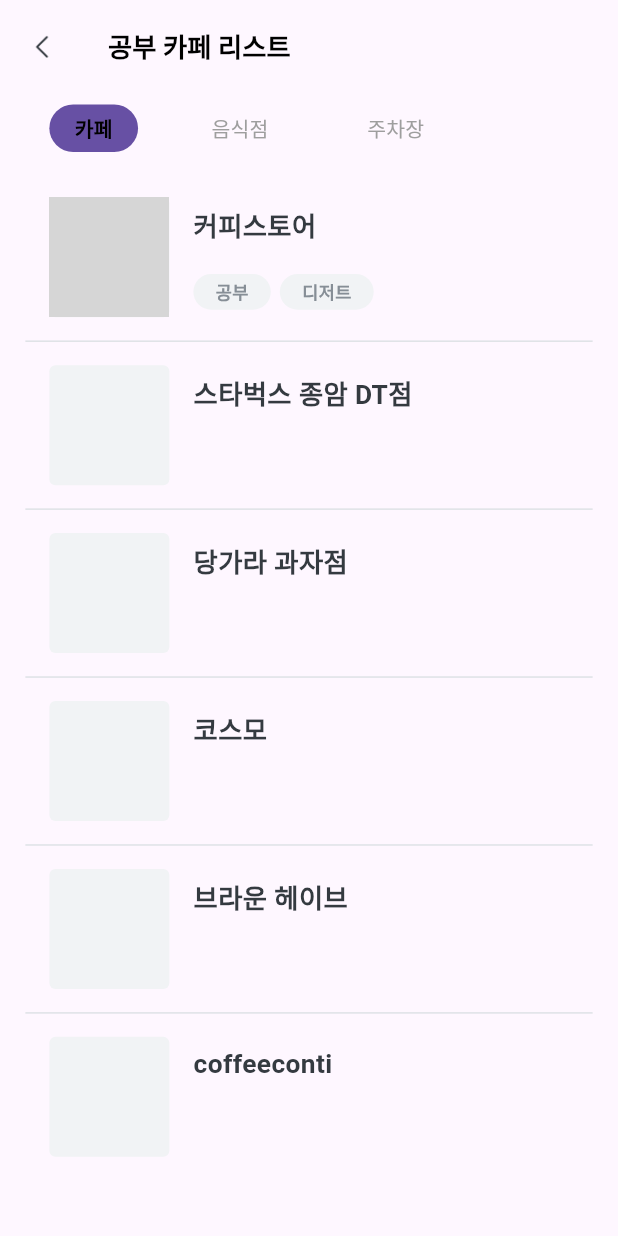
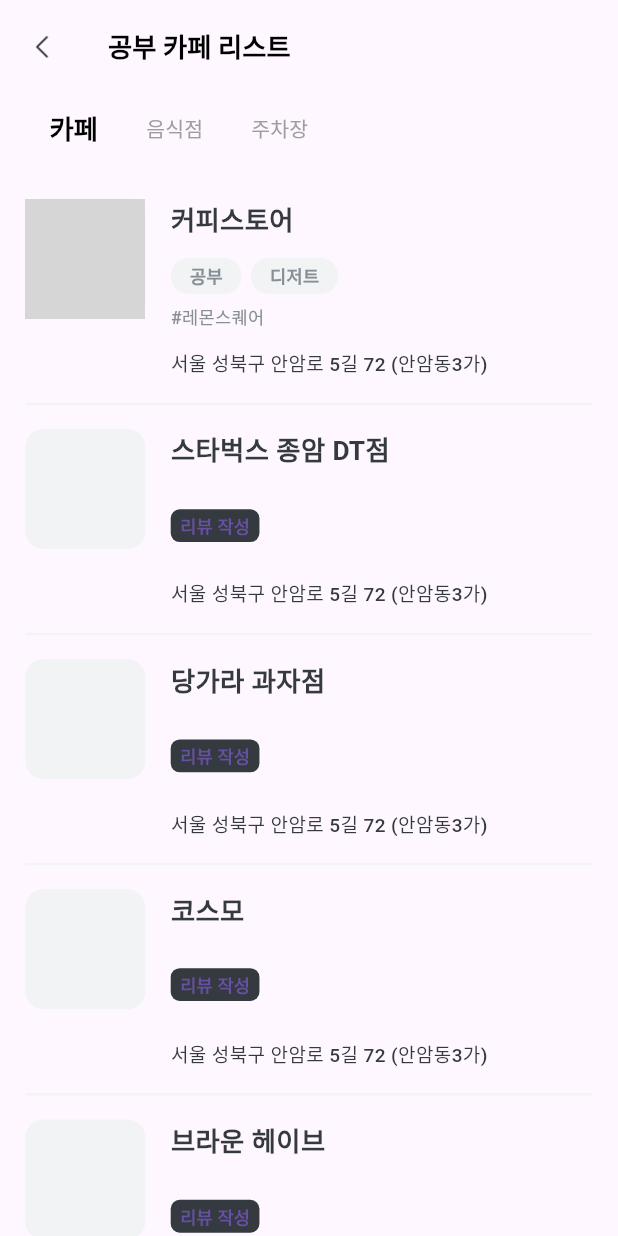
Before and after one commit to irismake/CoffeConti, a Flutter app: the BookmarkPage screen opened directly, after a tap on "공부 카페 리스트", on a phone screen of 412 x 824 dp. Run offline on Flutter 3.47's test engine with Material 3 defaults, Android fonts, the phone set to English and light mode, and no system bars; our stand-ins replace flutter_screenutil, flutter_svg, geolocator, permission_handler; missing offline and left inert: flutter_naver_map; Roboto replaces fonts that are missing (Pretendard); grey boxes are pictures that could not be loaded.

Commit message:
fix : Fix bookmark lists UI/UX

```diff
--- a/lib/components/ui/keyword.dart
+++ b/lib/components/ui/keyword.dart
@@ -1,9 +1,9 @@
 import 'package:flutter/material.dart';
 import 'package:flutter_screenutil/flutter_screenutil.dart';
 
-class KeyWord extends StatelessWidget {
-  final String keyWordName;
-  const KeyWord({super.key, required this.keyWordName});
+class Keyword extends StatelessWidget {
+  final String keywordName;
+  const Keyword({super.key, required this.keywordName});
 
   @override
   Widget build(BuildContext context) {
@@ -15,9 +15,9 @@ class KeyWord extends StatelessWidget {
         ),
       ),
       child: Padding(
-        padding: EdgeInsets.symmetric(horizontal: 14.0.w, vertical: 3.0.h),
+        padding: EdgeInsets.symmetric(horizontal: 12.0.w, vertical: 3.0.h),
         child: Text(
-          keyWordName,
+          keywordName,
           style: TextStyle(
             color: Color(0xFF868E96),
             fontSize: 12.0.sp,
--- a/lib/screen/tabs/bookmark_page.dart
+++ b/lib/screen/tabs/bookmark_page.dart
@@ -19,17 +19,17 @@ class BookmarkPage extends StatelessWidget {
     ];
     return Scaffold(
       body: Padding(
-        padding: EdgeInsets.symmetric(horizontal: 18.0.w),
+        padding: EdgeInsets.symmetric(horizontal: 16.0.w),
         child: Column(
           mainAxisAlignment: MainAxisAlignment.start,
           children: [
             SizedBox(
-              height: ViewPaddingTopSize(context),
+              height: ViewPaddingTopSize(context) + 10.0.h,
             ),
             Padding(
               padding: EdgeInsets.symmetric(
                 horizontal: 10.0.w,
-                vertical: 6.0.h,
+                vertical: 10.0.h,
               ),
               child: Row(
                 mainAxisAlignment: MainAxisAlignment.spaceBetween,
--- a/lib/widgets/bookmark_list.dart
+++ b/lib/widgets/bookmark_list.dart
@@ -29,8 +29,7 @@ class BookmarkList extends StatelessWidget {
         itemCount: _placeName.length,
         itemBuilder: (context, index) {
           return Padding(
-            padding:
-                const EdgeInsets.symmetric(horizontal: 16.0, vertical: 10.0),
+            padding: const EdgeInsets.symmetric(vertical: 16.0),
             child: SearchItemWidget(
               searchText: '${_placeName[index]}',
               index: index,
@@ -38,10 +37,10 @@ class BookmarkList extends StatelessWidget {
           );
         },
         separatorBuilder: (BuildContext context, int index) {
-          return Divider(
-            color: Color(0xffDEE2E6),
-            thickness: 1,
-            height: 2.0.h,
+          return Container(
+            color: Color(0xffF1F3F5),
+            // thickness: 9,
+            height: 1.5.h,
           );
         },
       ),
@@ -57,12 +56,9 @@ class SearchItemWidget extends StatelessWidget {
 
   @override
   Widget build(BuildContext context) {
-    return Container(
-      width: double.infinity,
-      height: 90.0,
-      child: Row(
+    return Row(
       mainAxisAlignment: MainAxisAlignment.start,
-        crossAxisAlignment: CrossAxisAlignment.center,
+      crossAxisAlignment: CrossAxisAlignment.start,
       children: [
         Container(
           width: 80.0,
@@ -70,14 +66,12 @@ class SearchItemWidget extends StatelessWidget {
           decoration: ShapeDecoration(
             color: Color(0xffF1F3F5),
             shape: RoundedRectangleBorder(
-                borderRadius: BorderRadius.circular(4),
+              borderRadius: BorderRadius.circular(12),
             ),
           ),
           child: index == 0
               ? ClipRRect(
-                    borderRadius: BorderRadius.circular(
-                        4), // RoundedRectangleBorder와 같은 반경 사용
-
+                  borderRadius: BorderRadius.circular(12),
                   child: Image.asset(
                     'assets/images/IMG_4498.png',
                     fit: BoxFit.cover,
@@ -85,8 +79,12 @@ class SearchItemWidget extends StatelessWidget {
                 )
               : SizedBox.shrink(),
         ),
-          Padding(
-            padding: EdgeInsets.only(top: 10.0, bottom: 10.0, left: 16.0),
+        SizedBox(
+          height: 120.0,
+          child: Padding(
+            padding: EdgeInsets.symmetric(
+              horizontal: 16.0.w,
+            ),
             child: Column(
               mainAxisAlignment: MainAxisAlignment.spaceBetween,
               crossAxisAlignment: CrossAxisAlignment.start,
@@ -104,26 +102,74 @@ class SearchItemWidget extends StatelessWidget {
                   maxLines: 2,
                 ),
                 SizedBox(
-                  height: 8.0,
+                  height: 4.0,
                 ),
                 index == 0
-                    ? Row(
+                    ? Column(
+                        crossAxisAlignment: CrossAxisAlignment.start,
                         children: [
-                          KeyWord(keyWordName: '공부'),
+                          Row(
+                            children: [
+                              Keyword(keywordName: '공부'),
                               SizedBox(width: 6.0),
-                          KeyWord(keyWordName: '디저트'),
+                              Keyword(keywordName: '디저트'),
+                            ],
+                          ),
+                          SizedBox(
+                            height: 6,
+                          ),
+                          Text(
+                            '#레몬스퀘어',
+                            style: TextStyle(
+                              color: Color(0xFF868E96),
+                              fontSize: 12.sp,
+                              fontFamily: 'Pretendard',
+                              fontWeight: FontWeight.w500,
+                              height: 1.5,
+                            ),
+                          ),
                         ],
                       )
-                    : SizedBox.shrink(),
+                    : TextButton(
+                        onPressed: () {},
+                        style: TextButton.styleFrom(
+                          backgroundColor: Color(0xFF343A40),
+                          shape: RoundedRectangleBorder(
+                            borderRadius: BorderRadius.circular(6.0),
+                          ),
+                          padding: EdgeInsets.symmetric(
+                              vertical: 2.0.h, horizontal: 6.0.w),
+                          minimumSize: Size.zero,
+                          tapTargetSize: MaterialTapTargetSize.shrinkWrap,
+                        ),
+                        child: Text(
+                          '리뷰 작성',
+                          style: TextStyle(
+                            color: Theme.of(context).primaryColor,
+                            fontSize: 12.0.sp,
+                            fontFamily: 'Pretendard',
+                            fontWeight: FontWeight.w600,
+                            height: 1.5,
+                          ),
+                        ),
+                      ),
+                SizedBox(
+                  height: 4.0,
+                ),
+                Text(
+                  '서울 성북구 안암로 5길 72 (안암동3가)',
+                  style: TextStyle(
+                    color: Color(0xff343A40),
+                    fontSize: 13.sp,
+                    fontFamily: 'Pretendard',
+                    fontWeight: FontWeight.w500,
+                  ),
+                ),
               ],
             ),
           ),
-          // Image.asset(
-          //   'assets/icons/icon_bookmark_fill.png',
-          //   height: 20.0.h,
-          // ),
+        ),
       ],
-      ),
     );
   }
 }
--- a/lib/widgets/bookmark_list_widget.dart
+++ b/lib/widgets/bookmark_list_widget.dart
@@ -39,6 +39,12 @@ class _BookmarkListWidgetState extends State<BookmarkListWidget>
     return Scaffold(
       appBar: AppBar(
         toolbarHeight: 64.0.h,
+        // shape: const Border(
+        //   bottom: BorderSide(
+        //     color: Color(0xffb2b2b2),
+        //     width: 0.5,
+        //   ),
+        // ),
         leading: IconButton(
           onPressed: () {
             Navigator.pop(context); //뒤로가기
@@ -62,7 +68,6 @@ class _BookmarkListWidgetState extends State<BookmarkListWidget>
         children: [
           Padding(
             padding: EdgeInsets.symmetric(
-              vertical: 0.0.h,
               horizontal: 16.0.w,
             ),
             child: Container(
@@ -79,7 +84,7 @@ class _BookmarkListWidgetState extends State<BookmarkListWidget>
                   ),
                   labelColor: Colors.black,
                   labelStyle: TextStyle(
-                    fontSize: 14.sp,
+                    fontSize: 18.sp,
                     fontWeight: FontWeight.w600,
                   ),
                   indicatorColor: Colors.transparent,
@@ -88,17 +93,7 @@ class _BookmarkListWidgetState extends State<BookmarkListWidget>
                   tabs: List.generate(
                     _categoryName.length,
                     (index) => Tab(
-                      child: Container(
-                        padding: EdgeInsets.symmetric(
-                            vertical: 6.0.h, horizontal: 16.0.w),
-                        decoration: BoxDecoration(
-                          color: _tabController.index == index
-                              ? Theme.of(context).primaryColor
-                              : Colors.transparent, // 선택된 탭의 배경색
-                          borderRadius: BorderRadius.circular(20),
-                        ),
-                        child: Text('${_categoryName[index]}'),
-                      ),
+                      child: Text('${_categoryName[index]}'),
                     ),
                   ),
                 ),
```
Lines whose indentation alone changed are shown as unchanged.
